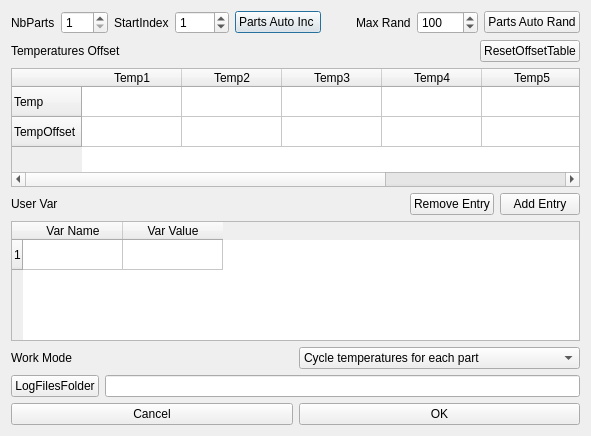
Qt form src/options_ui.ui (rletendu/exajoblauncher) before a commit.
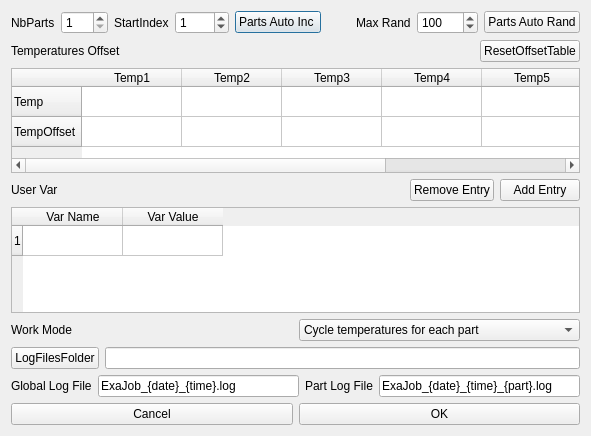
The same form after that commit.

The edit to the form file:
```diff
--- a/src/options_ui.ui
+++ b/src/options_ui.ui
@@ -274,6 +274,38 @@
      </item>
     </layout>
    </item>
+   <item>
+    <layout class="QHBoxLayout" name="horizontalLayout_8">
+     <item>
+      <widget class="QLabel" name="label_7">
+       <property name="text">
+        <string>Global Log File</string>
+       </property>
+      </widget>
+     </item>
+     <item>
+      <widget class="QLineEdit" name="lineEdit">
+       <property name="text">
+        <string>ExaJob_{date}_{time}.log</string>
+       </property>
+      </widget>
+     </item>
+     <item>
+      <widget class="QLabel" name="label_8">
+       <property name="text">
+        <string>Part Log File</string>
+       </property>
+      </widget>
+     </item>
+     <item>
+      <widget class="QLineEdit" name="lineEdit_2">
+       <property name="text">
+        <string>ExaJob_{date}_{time}_{part}.log</string>
+       </property>
+      </widget>
+     </item>
+    </layout>
+   </item>
    <item>
     <spacer name="verticalSpacer">
      <property name="orientation">
```
